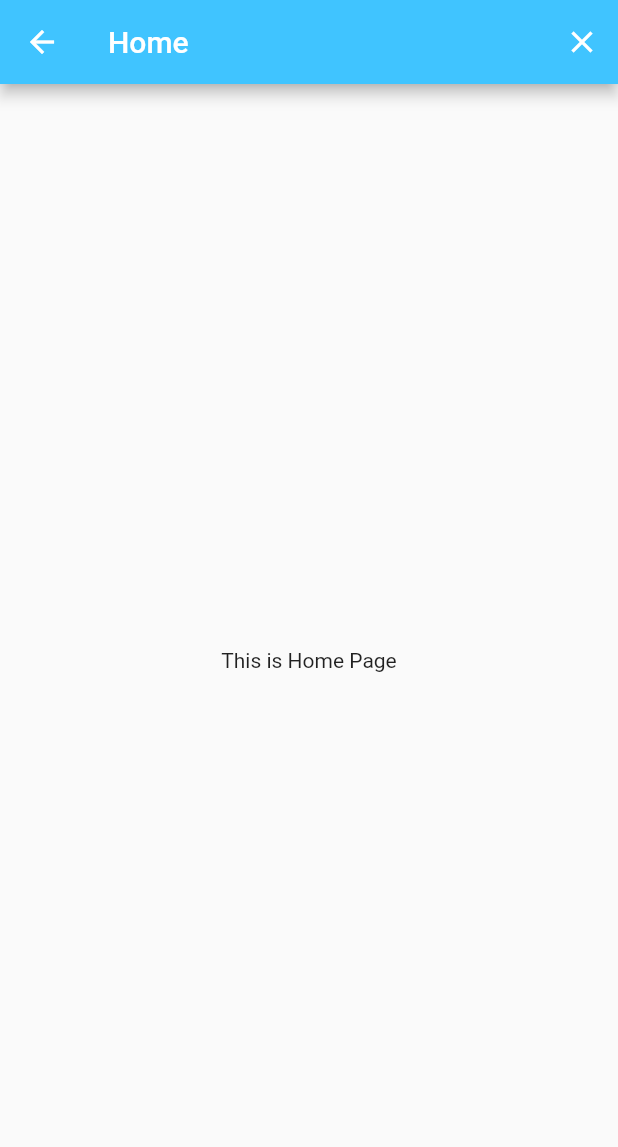
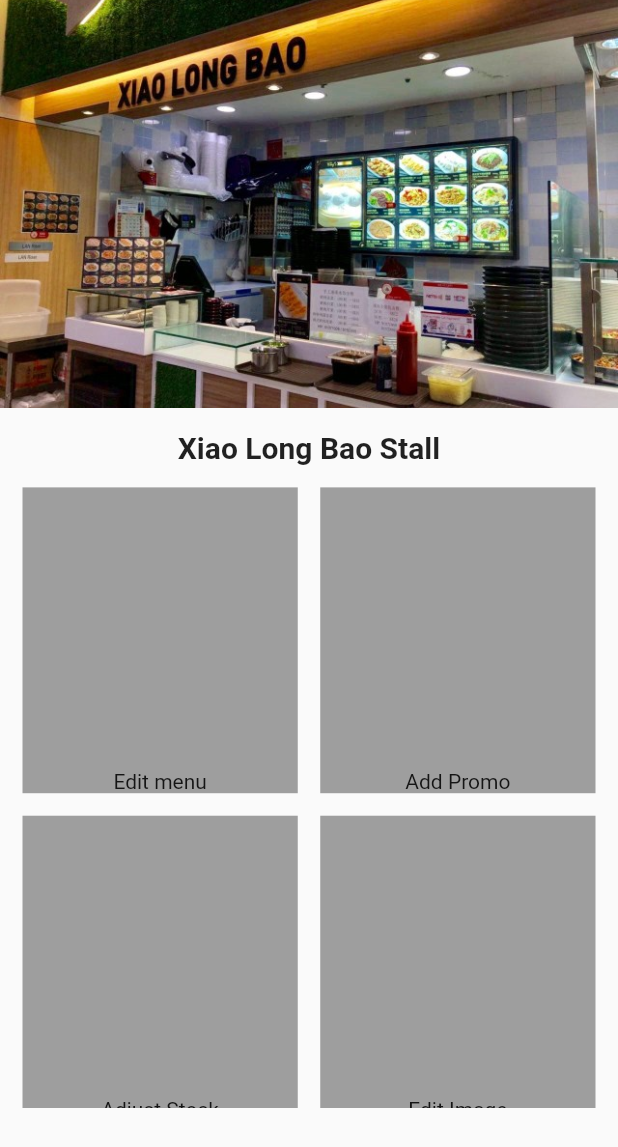
Before and after one commit to EkamSinghPandher/Grab-N-Go-Vendors, a Flutter app: the HomeScreen screen opened directly, on a phone screen of 412 x 824 dp. Shown: the top 1147 px of the screen. Run offline on Flutter 3.47's test engine with Material 2 defaults, Android fonts, the phone set to English and light mode, and no system bars; our stand-ins replace animated_text_kit.

Commit message:
added home page

```diff
--- /dev/null
+++ b/VendorApp/lib/main_pages/HomeScreenWidgets/FourButtons.dart
@@ -0,0 +1,41 @@
+import 'package:flutter/material.dart';
+
+class FourButton extends StatelessWidget {
+  final double height;
+
+  FourButton(this.height);
+
+  @override
+  Widget build(BuildContext context) {
+    return Container(
+      height: height * 0.52,
+      child: GridView(
+        padding: EdgeInsets.all(15),
+        gridDelegate: SliverGridDelegateWithMaxCrossAxisExtent(
+            maxCrossAxisExtent: 200,
+            childAspectRatio: 9 / 10,
+            crossAxisSpacing: 15,
+            mainAxisSpacing: 15),
+        children: <Widget>[
+          Container(
+            alignment: Alignment.bottomCenter,
+            child: Text('Edit menu'),
+            decoration: BoxDecoration(color: Colors.grey),
+          ),
+          Container(
+              alignment: Alignment.bottomCenter,
+              child: Text('Add Promo'),
+              decoration: BoxDecoration(color: Colors.grey)),
+          Container(
+              alignment: Alignment.bottomCenter,
+              child: Text('Adjust Stock'),
+              decoration: BoxDecoration(color: Colors.grey)),
+          Container(
+              alignment: Alignment.bottomCenter,
+              child: Text('Edit Image'),
+              decoration: BoxDecoration(color: Colors.grey)),
+        ],
+      ),
+    );
+  }
+}
--- /dev/null
+++ b/VendorApp/lib/main_pages/HomeScreenWidgets/ImageTitle.dart
@@ -0,0 +1,26 @@
+import 'package:flutter/material.dart';
+
+class ImageTitle extends StatelessWidget {
+  final double height;
+  final double width;
+  final String title;
+  final Image image;
+
+  const ImageTitle(this.height, this.width, this.title, this.image);
+
+  @override
+  Widget build(BuildContext context) {
+    return Container(
+      child: Column(
+        children: <Widget>[
+          Container(height: height * 0.33, width: width, child: image),
+          const SizedBox(height: 15),
+          Text(
+            title,
+            style: TextStyle(fontSize: 20, fontWeight: FontWeight.bold),
+          )
+        ],
+      ),
+    );
+  }
+}
--- /dev/null
+++ b/VendorApp/lib/main_pages/HomeScreenWidgets/ScreenLayout.dart
@@ -0,0 +1,18 @@
+import './FourButtons.dart';
+import 'package:flutter/material.dart';
+import './ImageTitle.dart';
+
+class HomeScreenLayout extends StatelessWidget {
+  @override
+  Widget build(BuildContext context) {
+    double width = MediaQuery.of(context).size.width;
+    double height = MediaQuery.of(context).size.height;
+    return Column(children: [
+      ImageTitle(height, width, 'Xiao Long Bao Stall', Image.asset(
+          'images/shop-image.jpg',
+          fit: BoxFit.cover,
+        )),
+      FourButton(height)
+    ]);
+  }
+}
--- a/VendorApp/lib/main_pages/home_screen.dart
+++ b/VendorApp/lib/main_pages/home_screen.dart
@@ -1,4 +1,5 @@
 import 'package:flutter/material.dart';
+import './HomeScreenWidgets/ScreenLayout.dart';
 
 class HomeScreen extends StatefulWidget {
   static const String id = 'home_screen';
@@ -10,22 +11,8 @@ class _HomeScreenState extends State<HomeScreen> {
   @override
   Widget build(BuildContext context) {
     return Scaffold(
-      appBar: AppBar(
-        leading: null,
-        actions: <Widget>[
-          IconButton(
-              icon: Icon(Icons.close),
-              onPressed: () {
-                //Implement logout functionality
-              }),
-        ],
-        title: Text('Home'),
-        backgroundColor: Colors.lightBlueAccent,
-      ),
-      body: SafeArea(
-        child: Center(
-          child: Text('This is Home Page'),
-        ),
+      body:Container(
+        child: HomeScreenLayout()
       ),
     );
   }
--- a/VendorApp/pubspec.yaml
+++ b/VendorApp/pubspec.yaml
@@ -30,6 +30,11 @@ dev_dependencies:
 # The following section is specific to Flutter.
 flutter:
 
+  assets:
+    - images/logo.png
+    - images/shop-image.jpg
+
+
   # The following line ensures that the Material Icons font is
   # included with your application, so that you can use the icons in
   # the material Icons class.
```
Also changed, not shown: VendorApp/images/shop-image.jpg (added).
